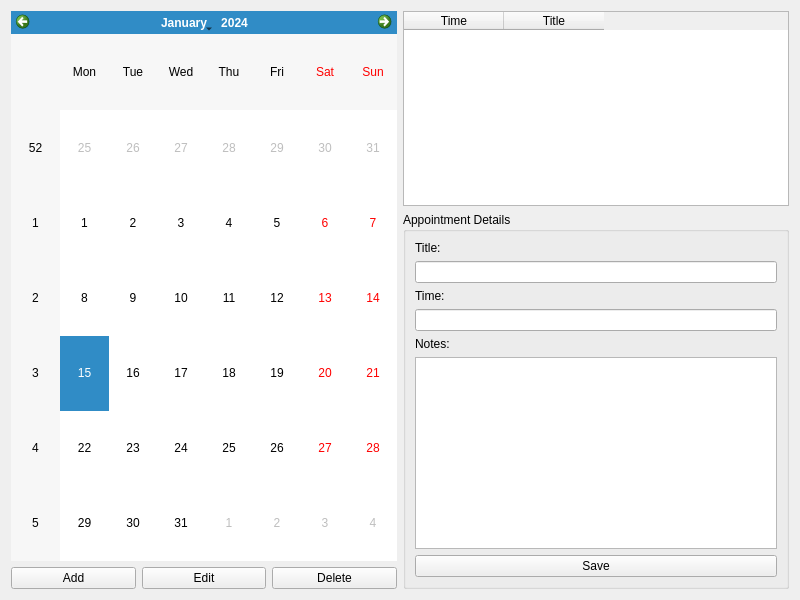
Above: client/ui/appointmentBook.ui from NoahHallows/quackmed before the change. Below: the same form after it.
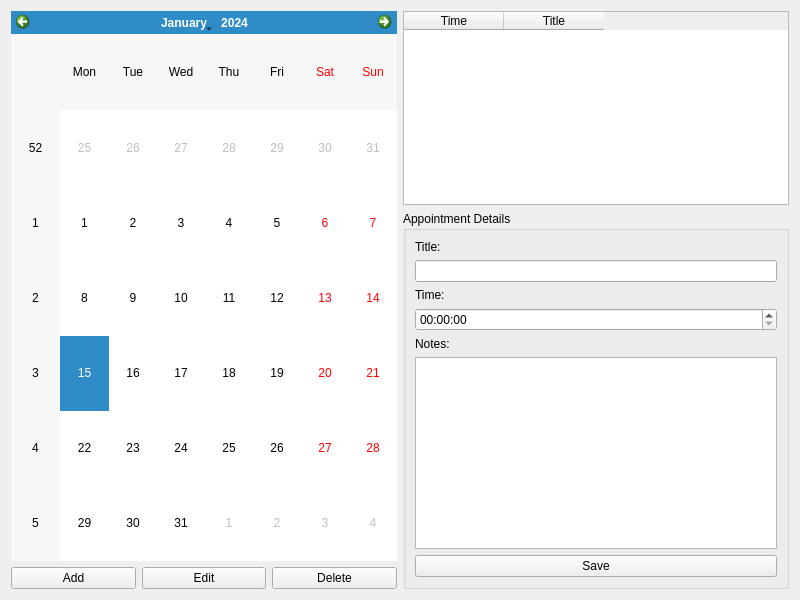
That is the form after the change.

Commit message: hiding the login window

What changed in the file:
```diff
--- a/client/ui/appointmentBook.ui
+++ b/client/ui/appointmentBook.ui
@@ -86,7 +86,7 @@
          </widget>
         </item>
         <item>
-         <widget class="QLineEdit" name="timeInput"/>
+         <widget class="QTimeEdit" name="timeInput"/>
         </item>
         <item>
          <widget class="QLabel" name="notesLabel">
```
Left out of the diff: 1 changed line with no effect on the pictures. The commit also changes 3 other files.
